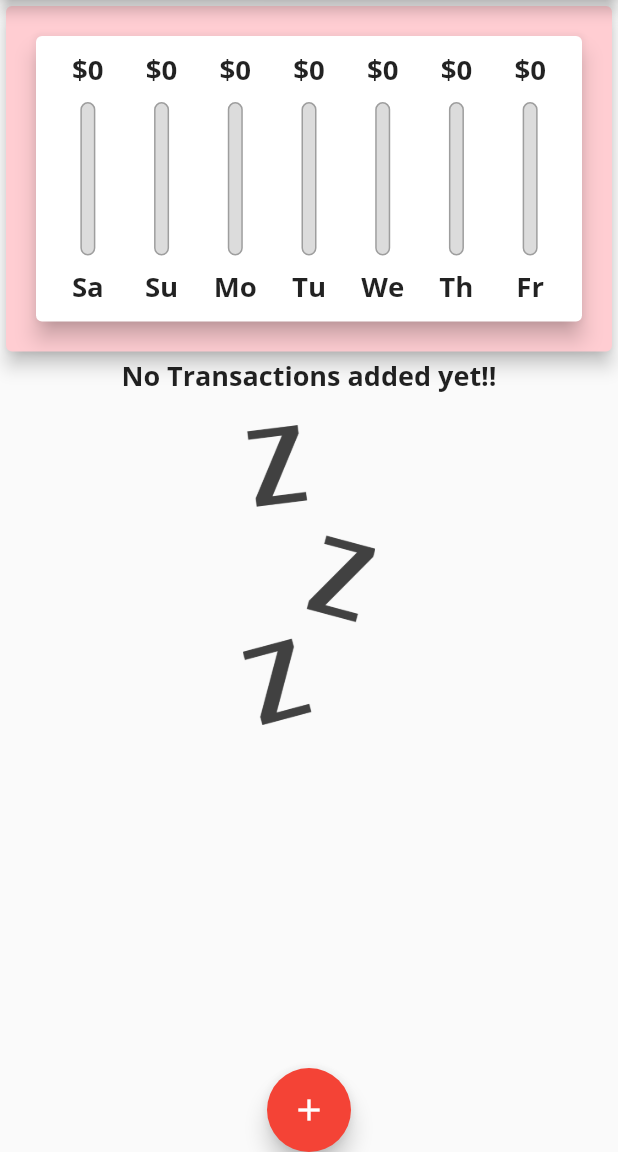
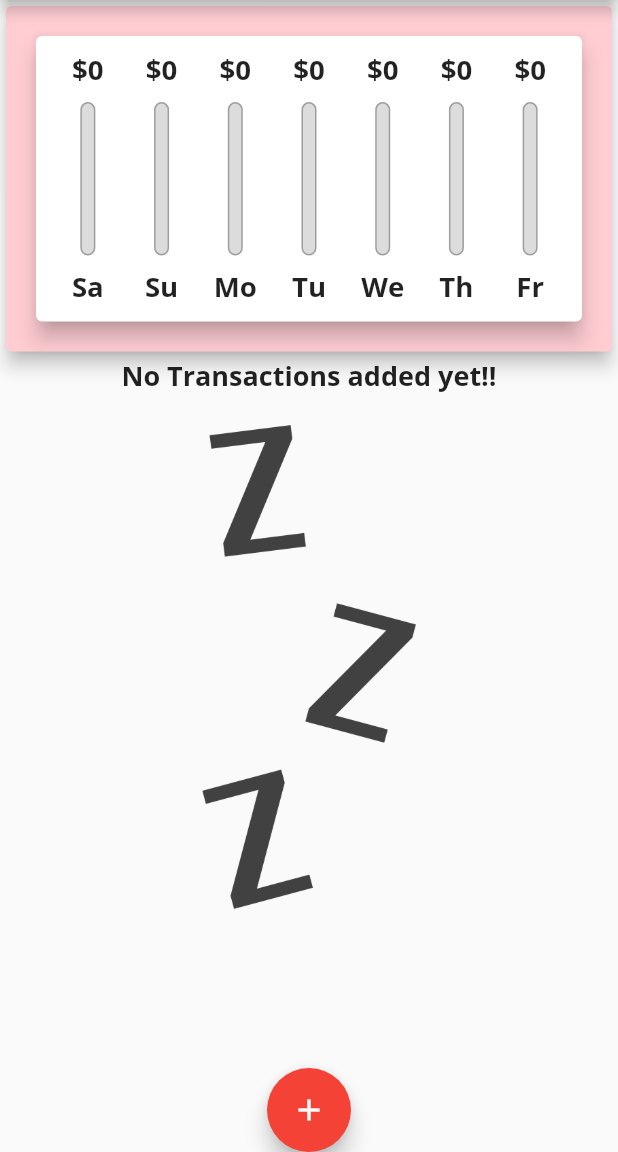
Before and after one commit to byrash/finance_tracker_app, a Flutter app: the screen it shows after launch, on a phone screen of 412 x 824 dp, the part 84-1236 px from its top. Run offline on Flutter 3.47's test engine with Material 2 defaults, Android fonts, the phone set to English and light mode, and no system bars.

```diff
--- a/lib/main.dart
+++ b/lib/main.dart
@@ -6,7 +6,13 @@ import 'package:real_app/widgets/transaction_list.dart';
 
 import 'models/transaction.dart';
 
-void main() => runApp(MyApp());
+void main() {
+  //DO NOT Allow Landscape mode
+  // WidgetsFlutterBinding.ensureInitialized();
+  // SystemChrome.setPreferredOrientations(
+  //     [DeviceOrientation.portraitUp, DeviceOrientation.portraitDown]);
+  runApp(MyApp());
+}
 
 class MyApp extends StatelessWidget {
   @override
@@ -42,6 +48,7 @@ class _MyHomePageState extends State<MyHomePage> {
     // Transaction(id: "t1", title: "Shoes", amount: 69.99, date: DateTime.now()),
     // Transaction(id: "t2", title: "Milk", amount: 9.79, date: DateTime.now()),
   ];
+  bool _showChart = false;
 
   List<Transaction> get _recentTransactions {
     return _transactions
@@ -81,6 +88,8 @@ class _MyHomePageState extends State<MyHomePage> {
 
   @override
   Widget build(BuildContext context) {
+    final isLandscape =
+        MediaQuery.of(context).orientation == Orientation.landscape;
     var appBarComponent = AppBar(
       title: const Text("Finance Tracker"),
       actions: [
@@ -91,6 +100,14 @@ class _MyHomePageState extends State<MyHomePage> {
             icon: Icon(Icons.add))
       ],
     );
+
+    final txListWidget = Container(
+        height: (MediaQuery.of(context).size.height -
+                appBarComponent.preferredSize.height -
+                MediaQuery.of(context).padding.top) *
+            0.7,
+        child: TransactionList(_transactions, _deleteTransaction));
+
     return Scaffold(
       appBar: appBarComponent,
       floatingActionButtonLocation: FloatingActionButtonLocation.centerDocked,
@@ -105,6 +122,22 @@ class _MyHomePageState extends State<MyHomePage> {
           // mainAxisAlignment: MainAxisAlignment.spaceAround,
           crossAxisAlignment: CrossAxisAlignment.stretch,
           children: <Widget>[
+            if (isLandscape)
+              Row(
+                mainAxisAlignment: MainAxisAlignment.center,
+                children: [
+                  Text("Switch Chart"),
+                  Switch(
+                    value: _showChart,
+                    onChanged: (value) {
+                      setState(() {
+                        _showChart = value;
+                      });
+                    },
+                  ),
+                ],
+              ),
+            if (!isLandscape)
               Container(
                 width: double.infinity,
                 child: Card(
@@ -118,12 +151,23 @@ class _MyHomePageState extends State<MyHomePage> {
                   elevation: 5,
                 ),
               ),
-            Container(
+            if (!isLandscape) txListWidget,
+            if (isLandscape)
+              _showChart
+                  ? Container(
+                      width: double.infinity,
+                      child: Card(
+                        color: Theme.of(context).primaryColorLight,
+                        child: Container(
                             height: (MediaQuery.of(context).size.height -
                                     appBarComponent.preferredSize.height -
                                     MediaQuery.of(context).padding.top) *
                                 0.7,
-                child: TransactionList(_transactions, _deleteTransaction))
+                            child: Chart(_recentTransactions)),
+                        elevation: 5,
+                      ),
+                    )
+                  : txListWidget
           ],
         ),
       ),
--- a/lib/widgets/transaction_list.dart
+++ b/lib/widgets/transaction_list.dart
@@ -11,7 +11,9 @@ class TransactionList extends StatelessWidget {
   Widget build(BuildContext context) {
     return Container(
       child: transactions.isEmpty
-          ? Column(
+          ? LayoutBuilder(
+              builder: (context, constraints) {
+                return Column(
                   children: [
                     Text(
                       "No Transactions added yet!!",
@@ -21,13 +23,15 @@ class TransactionList extends StatelessWidget {
                       height: 20,
                     ),
                     Container(
-                  height: 200,
+                      height: constraints.maxHeight * 0.6,
                       child: Image.asset(
                         "assets/images/waiting.png",
                         fit: BoxFit.cover,
                       ),
                     )
                   ],
+                );
+              },
             )
           : ListView.builder(
               itemBuilder: (context, index) {
```
Lines whose indentation alone changed are shown as unchanged.
